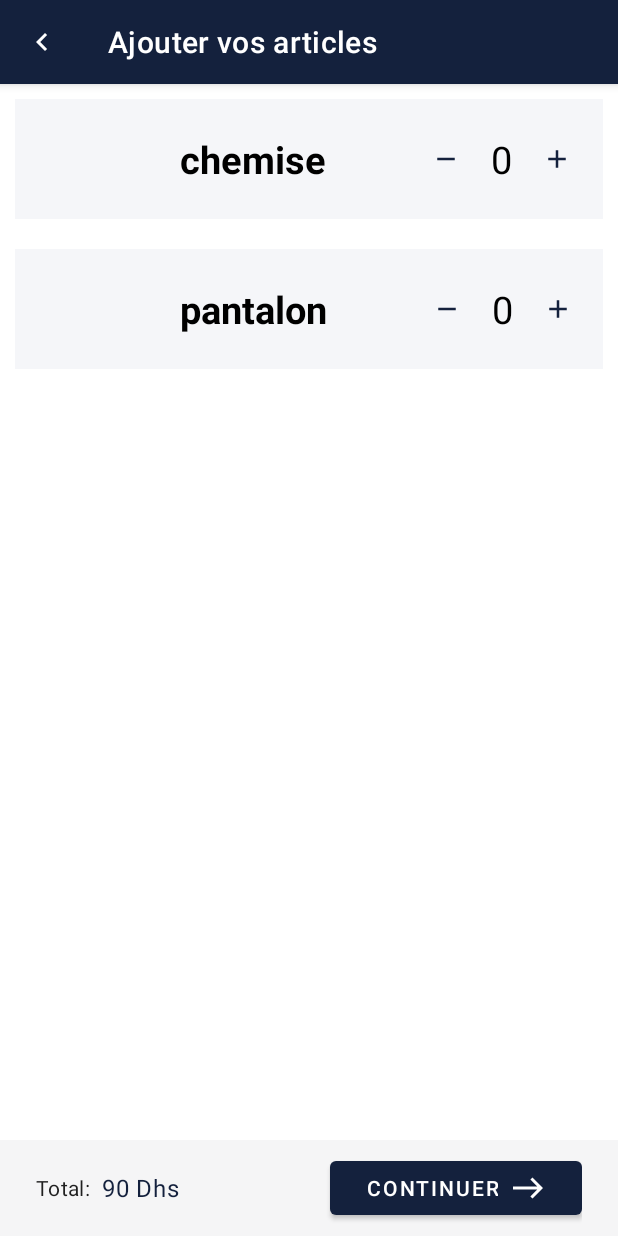
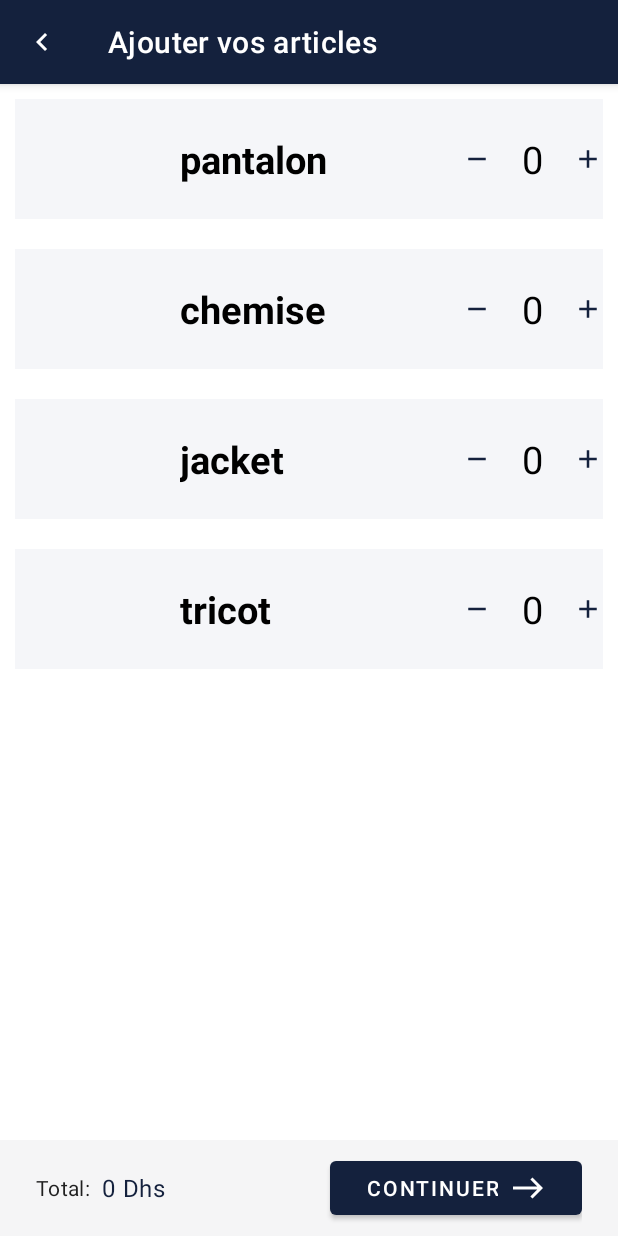
Before and after one commit to naoufalb99/blanchisserie-android, an Android app: the AddCommandArticlesFragment screen opened directly, with no data from a screen before it, on a phone screen of 412 x 824 dp. Run offline under Robolectric (Android 15) with nearby library versions, the phone set to English and light mode, and no system bars; our stand-ins replace Room's generated code.

Commit message:
finalised command fragement

```diff
--- a/app/src/main/java/iao/master/blanchisserie/activities/MainActivity.java
+++ b/app/src/main/java/iao/master/blanchisserie/activities/MainActivity.java
@@ -54,9 +54,9 @@ public class MainActivity extends AppCompatActivity {
 
     private void setDefaultArticles(){
         BlanchisserieDao blanchisserieDao = db.blanchisserieDao();
-        Articles[] articlesPresent = blanchisserieDao.getAllArticles();
+        List<Articles> articlesPresent = blanchisserieDao.getAllArticles();
 
-        if(articlesPresent == null || articlesPresent.length == 0 ){
+        if(articlesPresent == null || articlesPresent.size() == 0 ){
             List<Articles> articles = new ArrayList<>();
             Articles pantalon = new Articles("pantalon",20f,"image_pantalon");
             articles.add(pantalon);
--- a/app/src/main/java/iao/master/blanchisserie/adapters/ArticlesAdapter.java
+++ b/app/src/main/java/iao/master/blanchisserie/adapters/ArticlesAdapter.java
@@ -16,6 +16,7 @@ import java.util.List;
 import java.util.Map;
 
 import iao.master.blanchisserie.R;
+import iao.master.blanchisserie.activities.NewCommandActivity;
 import iao.master.blanchisserie.models.Articles;
 
 public class ArticlesAdapter  extends
@@ -24,9 +25,17 @@ public class ArticlesAdapter  extends
     List<Articles> articles;
     Map<String,Integer> articlesQuantities;
 
+    OnUpdateListener updateListener;
+
+    public void setUpdateListener(OnUpdateListener updateListener){
+        this.updateListener = updateListener;
+    }
+
+
     public ArticlesAdapter(List<Articles> articles) {
         this.articles = articles;
         articlesQuantities = new HashMap<String, Integer>();
+
     }
 
     @NonNull
@@ -62,16 +71,18 @@ public class ArticlesAdapter  extends
             public void onClick(View v) {
                 articlesQuantities.put(article.getName(),articlesQuantities.get(article.getName())+1);
                 holder.articleQuantity.setText(articlesQuantities.get(article.getName()).toString());
-
+                updateListener.onUpdate("add",article.getPrice());
             }
         });
 
         holder.minusCounter.setOnClickListener(new View.OnClickListener() {
             @Override
             public void onClick(View v) {
-                if(articlesQuantities.get(article.getName())>0)
+                if(articlesQuantities.get(article.getName())>0){
                 articlesQuantities.put(article.getName(),articlesQuantities.get(article.getName())-1);
                 holder.articleQuantity.setText(articlesQuantities.get(article.getName()).toString());
+                updateListener.onUpdate("sub",article.getPrice());
+                }
             }
         });
 
@@ -92,6 +103,10 @@ public class ArticlesAdapter  extends
 
 
 
+    public  interface OnUpdateListener{
+
+         void onUpdate(String op,Float newPrice);
+    }
 
     //view holder class
     public class ViewHolder extends RecyclerView.ViewHolder {
--- a/app/src/main/java/iao/master/blanchisserie/daos/BlanchisserieDao.java
+++ b/app/src/main/java/iao/master/blanchisserie/daos/BlanchisserieDao.java
@@ -59,7 +59,7 @@ public interface BlanchisserieDao {
 
     //articles functions
     @Query("select * from articles")
-    public Articles[] getAllArticles();
+    public List<Articles> getAllArticles();
 
     @Insert(onConflict = OnConflictStrategy.REPLACE)
     public void insertArticle(Articles article);
--- a/app/src/main/java/iao/master/blanchisserie/fragments/AddCommandArticlesFragment.java
+++ b/app/src/main/java/iao/master/blanchisserie/fragments/AddCommandArticlesFragment.java
@@ -12,6 +12,7 @@ import android.view.LayoutInflater;
 import android.view.View;
 import android.view.ViewGroup;
 import android.widget.Button;
+import android.widget.TextView;
 
 import java.util.ArrayList;
 import java.util.List;
@@ -19,6 +20,8 @@ import java.util.List;
 import iao.master.blanchisserie.R;
 import iao.master.blanchisserie.activities.NewCommandActivity;
 import iao.master.blanchisserie.adapters.ArticlesAdapter;
+import iao.master.blanchisserie.daos.BlanchisserieDao;
+import iao.master.blanchisserie.database.Database;
 import iao.master.blanchisserie.models.Articles;
 
 
@@ -41,17 +44,22 @@ public class AddCommandArticlesFragment extends Fragment {
             newCommandActivity.nextFragment();
         });
 
-        List<Articles> articles = new ArrayList<>();
-        Articles articles1 = new Articles("chemise",15f,"image_chemise");
-        Articles articles2 = new Articles("pantalon",15f,"image_pantalon");
+        //db
+        Database db = Database.getInstance(getContext());
+        BlanchisserieDao blanchisserieDao = db.blanchisserieDao();
 
-        articles.add(articles1);
-        articles.add(articles2);
+        List<Articles> articles = blanchisserieDao.getAllArticles();
+
 
         RecyclerView recyclerAddCommandArticles = (RecyclerView) view.findViewById(R.id.recycler_add_command_articles);
         ArticlesAdapter adapter = new ArticlesAdapter(articles);
         recyclerAddCommandArticles.setAdapter(adapter);
         recyclerAddCommandArticles.setLayoutManager(new LinearLayoutManager(getActivity()));
+        adapter.setUpdateListener((op, newPrice) -> {
+            ((NewCommandActivity) getActivity()).updatePrice(op,newPrice);
+        });
 
     }
+
+
 }
--- a/app/src/main/res/layout/activity_new_command.xml
+++ b/app/src/main/res/layout/activity_new_command.xml
@@ -49,14 +49,16 @@
             android:text="Total:" />
 
         <TextView
+
             android:id="@+id/text_new_command_price"
             android:layout_width="wrap_content"
             android:layout_height="wrap_content"
             android:layout_gravity="center"
             android:layout_weight="1"
+            android:text="0 Dhs"
             android:textAppearance="?attr/textAppearanceBody1"
-            android:textColor="?attr/colorPrimary"
-            android:text="90 Dhs" />
+            android:textColor="?attr/colorPrimary" />
+
 
         <Button
             android:id="@+id/button_continue"
--- a/app/src/main/res/layout/component_article.xml
+++ b/app/src/main/res/layout/component_article.xml
@@ -19,6 +19,7 @@
         android:id="@+id/articleName"
         android:layout_width="wrap_content"
         android:layout_height="wrap_content"
+        android:layout_weight="1"
         android:textStyle="bold"
         android:textColor="#000"
         android:textSize="25dp"
@@ -30,7 +31,7 @@
         android:orientation="horizontal"
         android:id="@+id/counterContainer"
         android:gravity="center_vertical"
-        android:layout_marginLeft="70dp"
+
         >
 
         <Button
```
Also changed, not shown: app/src/main/java/iao/master/blanchisserie/activities/NewCommandActivity.java (+24 -0 lines).
